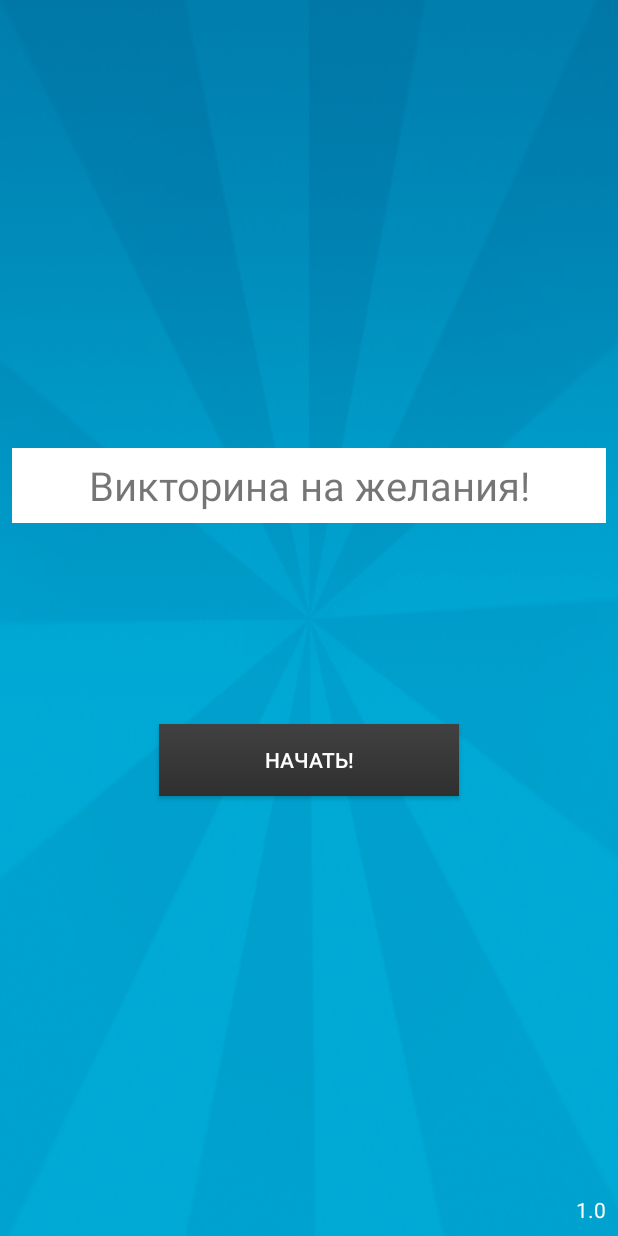
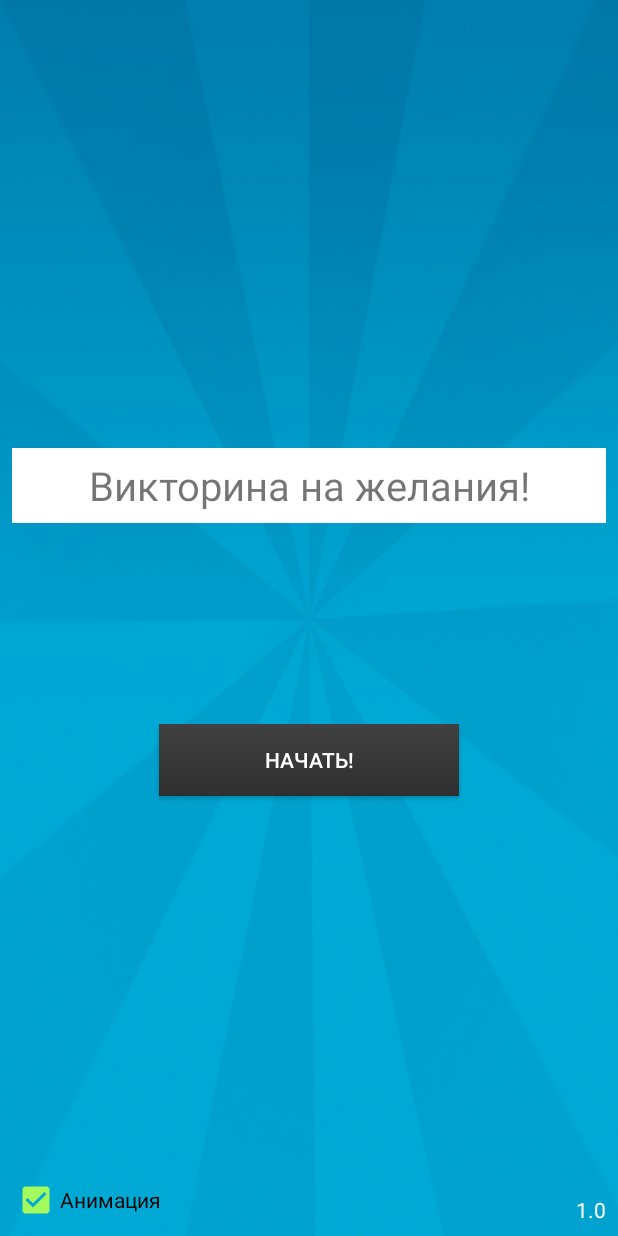
Before and after one commit to Zheil/Quiz, an Android app: the screen it shows after launch (MenuActivity), on a phone screen of 412 x 824 dp. Run offline under Robolectric (Android 15) with nearby library versions, the phone set to English and light mode, and no system bars; our stand-ins replace Dagger/Hilt's generated code, EventBus; libraries missing offline, so code that uses them is left out: com.arellomobile.mvp, com.jaeger.library; 3 statements that could not run were skipped.

Commit message:
added animation memory

```diff
--- a/app/build.gradle
+++ b/app/build.gradle
@@ -55,5 +55,8 @@ dependencies {
     implementation 'org.greenrobot:eventbus:3.1.1'
     //Status bar
     implementation 'com.jaeger.statusbarutil:library:1.5.1'
+    //Shared pref
+    implementation 'com.chibatching.kotpref:kotpref:2.5.0'
+    implementation 'com.chibatching.kotpref:initializer:2.5.0'
 
 }
--- a/app/src/main/java/app/zheil/com/quiz/presentation/main/MenuActivity.kt
+++ b/app/src/main/java/app/zheil/com/quiz/presentation/main/MenuActivity.kt
@@ -1,9 +1,11 @@
 package app.zheil.com.quiz.presentation.main
 
+import android.widget.Toast
 import app.zheil.com.quiz.BuildConfig
 import app.zheil.com.quiz.R
 import app.zheil.com.quiz.di.activity.DaggerActivityComponent
 import app.zheil.com.quiz.GlobalRouter
+import app.zheil.com.quiz.MemoryApp
 import app.zheil.com.quiz.presentation.base.BaseActivity
 import kotlinx.android.synthetic.main.activity_menu.*
 import javax.inject.Inject
@@ -17,9 +19,14 @@ class MenuActivity: BaseActivity() {
 
     override fun onChildCreate() {
         DaggerActivityComponent.create().inject(this)
+        initView()
         initListeners()
         initTypeFont()
         initVersion()
+    }
+
+    private fun initView() {
+        checkAnimationStatus.isChecked = MemoryApp.ANIMATION.ANIMATION_STATUS
     }
 
     private fun initVersion() {
@@ -30,6 +37,10 @@ class MenuActivity: BaseActivity() {
         btnStart.setOnClickListener {
             mRouter.showQuizActivity(this)
         }
+
+        checkAnimationStatus.setOnCheckedChangeListener { buttonView, isChecked ->
+            MemoryApp.ANIMATION.ANIMATION_STATUS = isChecked
+        }
     }
 
     private fun initTypeFont() {
--- a/app/src/main/java/app/zheil/com/quiz/presentation/quiz/QuizGameView.kt
+++ b/app/src/main/java/app/zheil/com/quiz/presentation/quiz/QuizGameView.kt
@@ -12,6 +12,7 @@ interface QuizGameView: BaseQuizView {
     fun hideWorkPlace()
     fun visibleWorkPlace()
     fun finishAnimation()
+    fun animateCard()
 
     fun blockBtn()
     fun unblockBtn()
--- a/app/src/main/res/layout/activity_menu.xml
+++ b/app/src/main/res/layout/activity_menu.xml
@@ -51,5 +51,16 @@
         app:layout_constraintBottom_toBottomOf="parent"
         app:layout_constraintEnd_toEndOf="parent" />
 
+    <CheckBox
+        android:id="@+id/checkAnimationStatus"
+        android:layout_width="wrap_content"
+        android:layout_height="wrap_content"
+        android:layout_marginBottom="8dp"
+        android:layout_marginStart="8dp"
+        android:checked="true"
+        android:text="@string/animation_status"
+        app:layout_constraintBottom_toBottomOf="parent"
+        app:layout_constraintStart_toStartOf="parent" />
+
 
 </android.support.constraint.ConstraintLayout>
--- a/app/src/main/res/values/strings.xml
+++ b/app/src/main/res/values/strings.xml
@@ -16,4 +16,5 @@
         \nЗа отказ отвечать на вопрос следует наказание:
         \n\tИгроки по очереди загадывают одно желание
     </string>
+    <string name="animation_status">Анимация</string>
 </resources>
--- a/app/src/main/res/values/styles.xml
+++ b/app/src/main/res/values/styles.xml
@@ -12,6 +12,7 @@
 
         <item name="windowActionBar">false</item>
         <item name="windowNoTitle">true</item>
+        <item name="colorAccent">#a3fa5c</item>
 
     </style>
 
```
Also changed, not shown: app/src/main/java/app/zheil/com/quiz/MemoryApp.kt (added, +12 -0 lines), app/src/main/java/app/zheil/com/quiz/presentation/quiz/QuizGameActivity.kt (+7 -4 lines), app/src/main/java/app/zheil/com/quiz/presentation/quiz/QuizGamePresenter.kt (+18 -3 lines).
